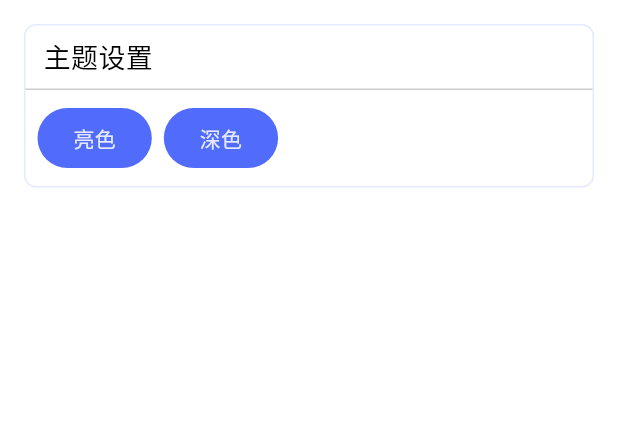
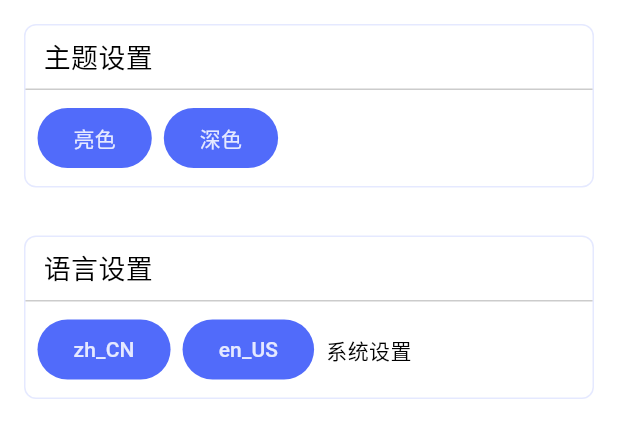
Before and after one commit to licheng1013/admin-flutter, a Flutter app: the SettingsPage widget shown alone on an empty page, opened directly, on a phone screen of 412 x 824 dp. Shown: the top 438 px of the screen. Run offline on Flutter 3.47's test engine with Material 3 defaults, Android fonts, the phone set to English and light mode, and no system bars; our stand-ins replace bot_toast, dio, flutter_animate, get, image_picker, shared_preferences; missing offline and left inert: easy_image_viewer, file_selector, fleather; accounts and stored records are empty.

Commit message:
增加本地化预览功能!

```diff
--- /dev/null
+++ b/assets/messages/cn.json
@@ -0,0 +1,4 @@
+{
+  "logo": "Logo 部分",
+  "settings": "系统设置"
+}
--- /dev/null
+++ b/assets/messages/en.json
@@ -0,0 +1,4 @@
+{
+  "logo": "Logo",
+  "settings": "System Settings"
+}
--- a/lib/app/home/head/view.dart
+++ b/lib/app/home/head/view.dart
@@ -103,7 +103,7 @@ class HeadPage extends StatelessWidget {
             ],
           );
         }),
-      );
+      ).toFadeInWithMoveX(SidebarLogic.breadcrumbList.isNotEmpty);
     });
   }
 }
--- a/lib/app/home/pages/settings/logic.dart
+++ b/lib/app/home/pages/settings/logic.dart
@@ -1,6 +1,3 @@
-import 'package:app_template/theme/dark_theme.dart';
-import 'package:app_template/theme/light_theme.dart';
-import 'package:app_template/theme/my_theme.dart';
 import 'package:get/get.dart';
 
 
--- a/lib/app/home/pages/settings/view.dart
+++ b/lib/app/home/pages/settings/view.dart
@@ -4,6 +4,7 @@ import 'package:app_template/common/app_data.dart';
 import 'package:app_template/component/form/view.dart';
 import 'package:app_template/ex/ex_btn.dart';
 import 'package:app_template/ex/ex_list.dart';
+import 'package:app_template/ex/ex_map.dart';
 import 'package:app_template/main.dart';
 import 'package:app_template/theme/my_theme.dart';
 import 'package:app_template/theme/theme_util.dart';
@@ -40,6 +41,25 @@ class SettingsPage extends StatelessWidget {
                 ),
               );
             }),
+          )),
+          panel("语言设置", Row(
+            children: [
+              Row(
+                children: Get.translations.toWidgets((item) {
+                  var langKey = item.toString();
+                  return Padding(
+                    padding: const EdgeInsets.only(right: 8),
+                    child:  langKey.toBtn(
+                      onTap: () {
+                        var locale = Locale(langKey);
+                        Get.updateLocale(locale);
+                      },
+                    ),
+                  );
+                }),
+              ),
+              Text("settings".tr)
+            ],
           ))
         ],
       ),
--- a/lib/app/home/sidebar/logic.dart
+++ b/lib/app/home/sidebar/logic.dart
@@ -8,6 +8,7 @@ import 'package:app_template/app/home/pages/settings/view.dart';
 import 'package:app_template/app/home/pages/user/view.dart';
 import 'package:app_template/common/assets_util.dart';
 import 'package:app_template/component/upload/view.dart';
+import 'package:app_template/ex/ex_int.dart';
 import 'package:flutter/material.dart';
 import 'package:get/get.dart';
 
@@ -39,6 +40,7 @@ class SidebarLogic extends GetxController {
 
   static void selSidebarTree(SidebarTree sel){
     breadcrumbList.clear();
+    32.toDelay((){
       for(var item in treeList){
         if (item.name == sel.name) {
           breadcrumbList.add(item);
@@ -52,7 +54,7 @@ class SidebarLogic extends GetxController {
           }
         }
       }
-    //debugPrint("数量:${breadcrumbList.length}");
+    });
   }
 
 
--- a/lib/app/launch/logic.dart
+++ b/lib/app/launch/logic.dart
@@ -3,10 +3,8 @@ import 'package:app_template/app/login/view.dart';
 import 'package:app_template/common/app_data.dart';
 import 'package:get/get.dart';
 
-import 'state.dart';
 
 class LaunchLogic extends GetxController {
-  final LaunchState state = LaunchState();
 
   @override
   void onInit() async {
--- a/lib/app/launch/state.dart
+++ /dev/null
@@ -1,5 +0,0 @@
-class LaunchState {
-  LaunchState() {
-    ///Initialize variables
-  }
-}
--- a/lib/app/launch/view.dart
+++ b/lib/app/launch/view.dart
@@ -8,7 +8,6 @@ class LaunchPage extends StatelessWidget {
   LaunchPage({Key? key}) : super(key: key);
 
   final logic = Get.put(LaunchLogic());
-  final state = Get.find<LaunchLogic>().state;
 
   @override
   Widget build(BuildContext context) {
--- a/lib/app/login/logic.dart
+++ b/lib/app/login/logic.dart
@@ -3,10 +3,8 @@ import 'package:app_template/common/app_data.dart';
 import 'package:flutter/widgets.dart';
 import 'package:get/get.dart';
 
-import 'state.dart';
 
 class LoginLogic extends GetxController {
-  final LoginState state = LoginState();
 
   var accountText = TextEditingController(text: "vben");
   var passwordText = TextEditingController(text: "123456");
--- a/lib/app/login/state.dart
+++ /dev/null
@@ -1,5 +0,0 @@
-class LoginState {
-  LoginState() {
-    ///Initialize variables
-  }
-}
--- a/lib/app/login/view.dart
+++ b/lib/app/login/view.dart
@@ -8,7 +8,6 @@ class LoginPage extends StatelessWidget {
   LoginPage({Key? key}) : super(key: key);
 
   final logic = Get.put(LoginLogic());
-  final state = Get.find<LoginLogic>().state;
 
   @override
   Widget build(BuildContext context) {
--- /dev/null
+++ b/lib/ex/ex_map.dart
@@ -0,0 +1,8 @@
+import 'package:flutter/widgets.dart';
+
+extension ExMap<T> on Map<T,T> {
+  /// 遍历元素，返回一个新的List
+  List<Widget> toWidgets(Widget Function(T key) item) {
+    return keys.map((e) => item(e)).toList();
+  }
+}
--- a/lib/main.dart
+++ b/lib/main.dart
@@ -2,6 +2,7 @@ import 'dart:developer';
 
 import 'package:app_template/app/launch/view.dart';
 import 'package:app_template/common/app_data.dart';
+import 'package:app_template/component/messages.dart';
 import 'package:app_template/theme/dark_theme.dart';
 import 'package:app_template/theme/my_theme.dart';
 import 'package:bot_toast/bot_toast.dart';
@@ -13,11 +14,14 @@ import 'theme/light_theme.dart';
 
 // 默认
 var theme = Light().theme();
+var message = Messages();
 
 void main() async {
+  WidgetsFlutterBinding.ensureInitialized();
   var appData = await AppData.read();
   var findTheme = themeList.firstWhereOrNull((e)=>e.name() == appData.themeName);
   theme = findTheme?.theme() ?? Light().theme();
+  await message.init();
   runApp(const MyApp());
 }
 
@@ -29,6 +33,7 @@ class MyApp extends StatelessWidget {
   @override
   Widget build(BuildContext context) {
       return GetMaterialApp(
+        translations: message,
         defaultTransition: Transition.noTransition,
         builder: BotToastInit(),
         //1.调用BotToastInit
--- a/pubspec.yaml
+++ b/pubspec.yaml
@@ -36,6 +36,7 @@ flutter:
   # 资源目录
   assets:
      - assets/images/
+     - assets/messages/
 #  fonts:
 #    - family: MyFont
 #      fonts:
```
Also changed, not shown: lib/component/messages.dart (added, +27 -0 lines), lib/ex/ex_anim.dart (+8 -0 lines). Lines whose indentation alone changed are shown as unchanged.
